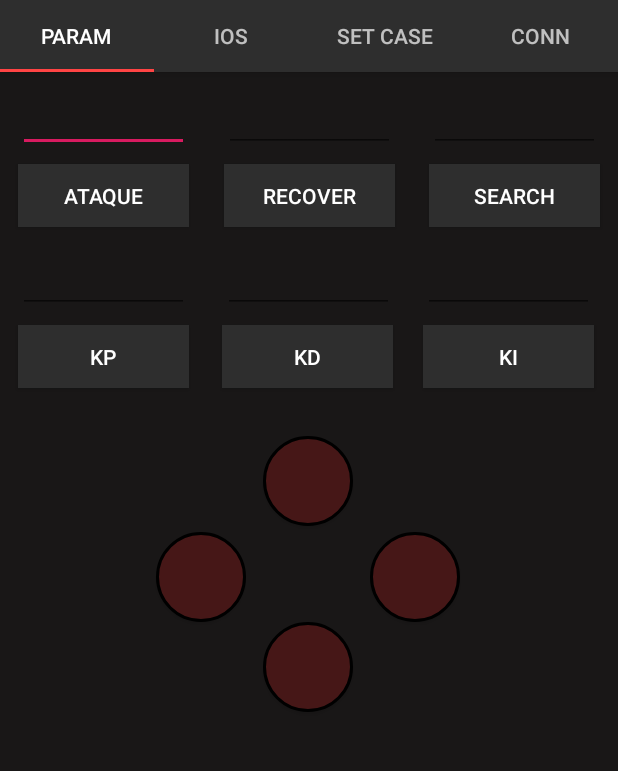
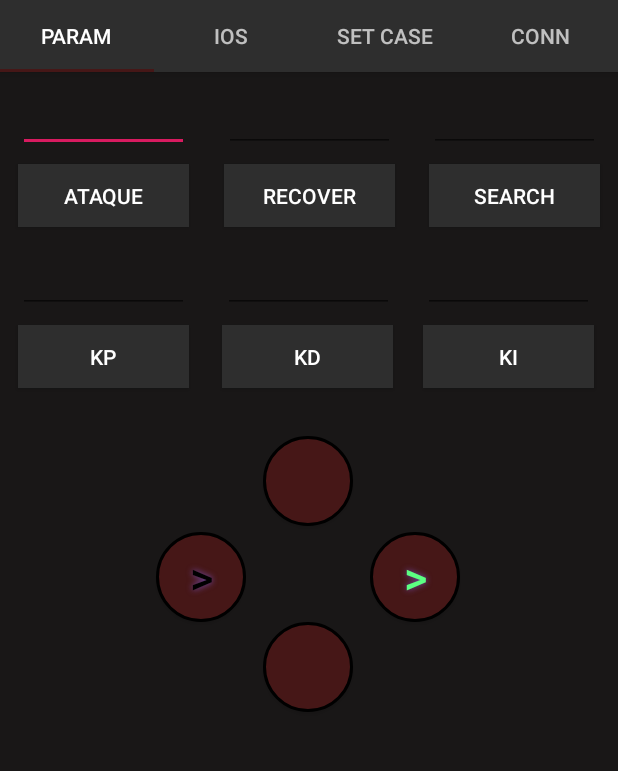
Before and after one commit to gregori/AppSumo, an Android app: the screen it shows after launch (MainActivity), on a phone screen of 412 x 824 dp, the part 89-860 px from its top. Run offline under Robolectric (Android 15) with nearby library versions, the phone set to English and light mode, and no system bars.

Commit message:
Ajustado layout

```diff
--- a/app/src/main/res/layout/activity_main.xml
+++ b/app/src/main/res/layout/activity_main.xml
@@ -29,7 +29,7 @@
             android:layout_width="match_parent"
             android:layout_height="wrap_content"
             android:background="#FF2E2E2E"
-            app:tabIndicatorColor="@android:color/holo_red_light" />
+            app:tabIndicatorColor="#FF461717" />
     </android.support.design.widget.AppBarLayout>
 
     <android.support.v4.view.ViewPager
--- a/app/src/main/res/layout/parameters_tab.xml
+++ b/app/src/main/res/layout/parameters_tab.xml
@@ -175,8 +175,8 @@
         android:shadowDx="0"
         android:shadowDy="0"
         android:shadowRadius="5"
-        android:text=""
-        android:textColor="#5CFF82"
+        android:text=">"
+        android:textColor="@android:color/black"
         android:textSize="30sp"
         app:layout_constraintEnd_toEndOf="parent"
         app:layout_constraintHorizontal_bias="0.286"
@@ -217,7 +217,7 @@
         android:shadowDx="0"
         android:shadowDy="0"
         android:shadowRadius="5"
-        android:text=""
+        android:text=">"
         android:textColor="#5CFF82"
         android:textSize="30sp"
         app:layout_constraintEnd_toEndOf="parent"
@@ -246,16 +246,4 @@
         app:layout_constraintStart_toStartOf="parent"
         app:layout_constraintTop_toBottomOf="@+id/button6" />
 
-    <TextView
-        android:id="@+id/txtRight"
-        android:layout_width="48dp"
-        android:layout_height="46dp"
-        android:text=">"
-        android:textAlignment="center"
-        android:textSize="33sp"
-        app:layout_constraintBottom_toBottomOf="@+id/btnRight3"
-        app:layout_constraintEnd_toEndOf="@+id/btnRight3"
-        app:layout_constraintStart_toStartOf="@+id/btnRight3"
-        app:layout_constraintTop_toTopOf="@+id/btnRight3" />
-
 </android.support.constraint.ConstraintLayout>
```
